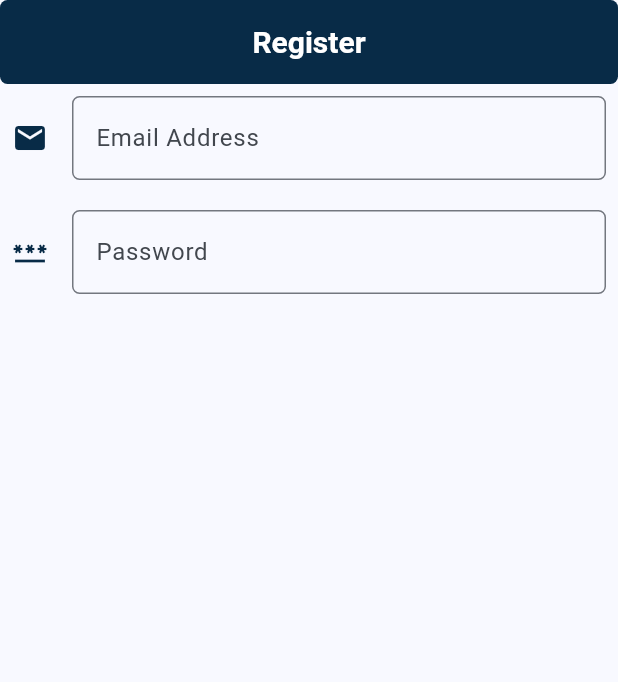
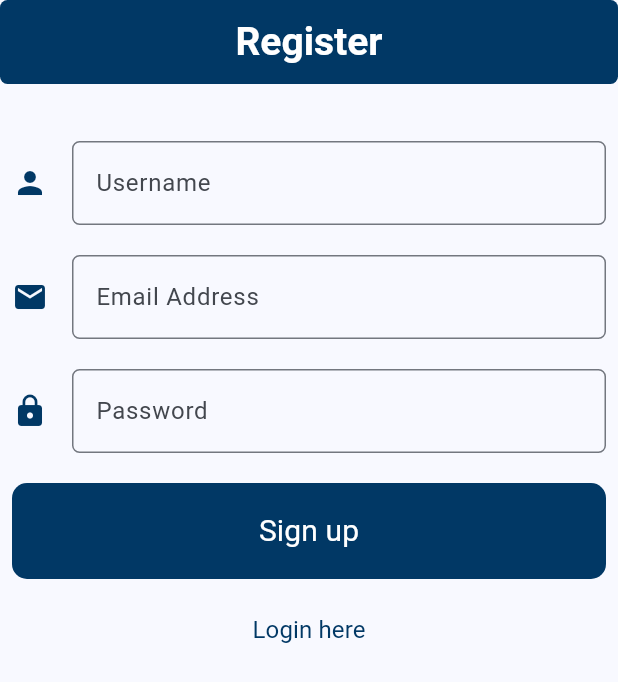
Before and after one commit to Maheen-Ilyas/to-do-app, a Flutter app: the screen it shows after launch, on a phone screen of 412 x 824 dp. Shown: the top 682 px of the screen. Run offline on Flutter 3.47's test engine with Material 2 defaults, Android fonts, the phone set to English and light mode, and no system bars; our stand-ins replace firebase_core, google_fonts; accounts and stored records are empty; Roboto replaces fonts that are missing (TextStyle).

Commit message:
Modified the

```diff
--- a/lib/main.dart
+++ b/lib/main.dart
@@ -2,7 +2,7 @@ import 'package:firebase_core/firebase_core.dart';
 import 'package:flutter/material.dart';
 import 'package:google_fonts/google_fonts.dart';
 import 'package:to_do_app/firebase_options.dart';
-import 'package:to_do_app/screens/sign_up.dart';
+import 'package:to_do_app/screens/authentication.dart';
 
 Future main() async {
   WidgetsFlutterBinding.ensureInitialized();
@@ -21,8 +21,8 @@ class MyApp extends StatelessWidget {
       title: 'To - Do App',
       theme: ThemeData(
         colorScheme: ColorScheme.fromSeed(
-          seedColor: const Color.fromARGB(255, 8, 43, 71),
-          primary: const Color.fromARGB(255, 8, 43, 71),
+          seedColor: const Color.fromARGB(255, 1, 56, 101),
+          primary: const Color.fromARGB(255, 1, 56, 101),
         ),
         useMaterial3: true,
         fontFamily: GoogleFonts.lato().toString(),
--- /dev/null
+++ b/lib/screens/authentication.dart
@@ -0,0 +1,201 @@
+import 'package:flutter/material.dart';
+
+class Signup extends StatefulWidget {
+  const Signup({super.key});
+
+  @override
+  State<Signup> createState() => _SignupState();
+}
+
+class _SignupState extends State<Signup> {
+  bool _isLoggedIn = false;
+  var _email = '';
+  var _password = '';
+  var _username = '';
+  final _formKey = GlobalKey<FormState>();
+
+  authentication() async {
+    final isValid = _formKey.currentState!.validate();
+  }
+
+  @override
+  Widget build(BuildContext context) {
+    return Scaffold(
+      appBar: AppBar(
+        centerTitle: true,
+        backgroundColor: Theme.of(context).colorScheme.primary,
+        shape: RoundedRectangleBorder(
+          borderRadius: BorderRadius.circular(5),
+        ),
+        title: const Text(
+          "Register",
+          style: TextStyle(
+            fontSize: 26,
+            fontWeight: FontWeight.bold,
+            color: Colors.white,
+          ),
+        ),
+      ),
+      body: Container(
+        padding: const EdgeInsets.all(8),
+        height: MediaQuery.of(context).size.height,
+        width: MediaQuery.of(context).size.width,
+        child: Center(
+          child: Form(
+            key: _formKey,
+            child: Column(
+              children: [
+                const SizedBox(height: 30),
+                if (!_isLoggedIn)
+                  TextFormField(
+                    validator: (value) {
+                      if (value == null || value.isEmpty) {
+                        return "Enter a username";
+                      }
+                      if (!value[0].toLowerCase().contains(RegExp(r'[a-z]'))) {
+                        return "The username must begin with a lowercase character";
+                      } else {
+                        return null;
+                      }
+                    },
+                    onSaved: (value) {
+                      _username = value!;
+                    },
+                    key: const ValueKey('username'),
+                    keyboardType: TextInputType.text,
+                    decoration: InputDecoration(
+                      icon: Icon(
+                        Icons.person,
+                        color: Theme.of(context).colorScheme.primary,
+                      ),
+                      labelText: 'Username',
+                      hintText: 'Enter your username',
+                      border: OutlineInputBorder(
+                        borderRadius: BorderRadius.circular(5),
+                      ),
+                    ),
+                  ),
+                const SizedBox(height: 20),
+                TextFormField(
+                  validator: (value) {
+                    if (value == null || value.isEmpty) {
+                      return "Enter an email address";
+                    }
+                    if (!value.contains('@')) {
+                      return "Enter a valid email address";
+                    } else {
+                      return null;
+                    }
+                  },
+                  onSaved: (value) {
+                    _email = value!;
+                  },
+                  key: const ValueKey('email'),
+                  keyboardType: TextInputType.emailAddress,
+                  decoration: InputDecoration(
+                    icon: Icon(
+                      Icons.email,
+                      color: Theme.of(context).colorScheme.primary,
+                    ),
+                    labelText: 'Email Address',
+                    hintText: 'Enter your email',
+                    border: OutlineInputBorder(
+                      borderRadius: BorderRadius.circular(5),
+                    ),
+                  ),
+                ),
+                const SizedBox(height: 20),
+                TextFormField(
+                  validator: (value) {
+                    if (value == null || value.isEmpty) {
+                      return "Enter a password";
+                    }
+                    if (!value.toUpperCase().contains(RegExp(r'[A-Z]'))) {
+                      return "The password must contain an uppercase character";
+                    }
+                    if (value.length < 8) {
+                      return "The length of the password must be more than 8 characters";
+                    } else {
+                      return null;
+                    }
+                  },
+                  onSaved: (value) {
+                    _password = value!;
+                  },
+                  key: const ValueKey('password'),
+                  keyboardType: TextInputType.text,
+                  obscureText: true,
+                  decoration: InputDecoration(
+                    icon: Icon(
+                      Icons.lock,
+                      color: Theme.of(context).colorScheme.primary,
+                    ),
+                    labelText: 'Password',
+                    hintText: 'Enter your password',
+                    border: OutlineInputBorder(
+                      borderRadius: BorderRadius.circular(5),
+                    ),
+                  ),
+                ),
+                const SizedBox(height: 20),
+                Container(
+                  width: MediaQuery.of(context).size.width,
+                  padding: const EdgeInsets.all(8),
+                  decoration: BoxDecoration(
+                    color: Theme.of(context).colorScheme.primary,
+                    borderRadius: BorderRadius.circular(10),
+                  ),
+                  child: TextButton(
+                    onPressed: () {},
+                    child: _isLoggedIn
+                        ? const Text(
+                            "Login",
+                            style: TextStyle(
+                              color: Colors.white,
+                              fontSize: 20,
+                              fontWeight: FontWeight.w400,
+                            ),
+                          )
+                        : const Text(
+                            "Sign up",
+                            style: TextStyle(
+                              color: Colors.white,
+                              fontSize: 20,
+                              fontWeight: FontWeight.w400,
+                            ),
+                          ),
+                  ),
+                ),
+                const SizedBox(height: 10),
+                TextButton(
+                  onPressed: () {
+                    setState(() {
+                      _isLoggedIn = !_isLoggedIn;
+                    });
+                  },
+                  child: _isLoggedIn
+                      ? Text(
+                          "Sign up here!",
+                          style: TextStyle(
+                            color: Theme.of(context).colorScheme.primary,
+                            fontSize: 16,
+                            fontWeight: FontWeight.w400,
+                          ),
+                        )
+                      : Text(
+                          "Login here",
+                          style: TextStyle(
+                            color: Theme.of(context).colorScheme.primary,
+                            fontSize: 16,
+                            fontWeight: FontWeight.w400,
+                          ),
+                        ),
+                ),
+              ],
+            ),
+          ),
+        ),
+      ),
+    );
+  }
+}
--- a/lib/screens/home_page.dart
+++ /dev/null
@@ -1,10 +0,0 @@
-import 'package:flutter/material.dart';
-
-class HomePage extends StatelessWidget {
-  const HomePage({super.key});
-
-  @override
-  Widget build(BuildContext context) {
-    return const Placeholder();
-  }
-}
--- a/lib/screens/sign_up.dart
+++ /dev/null
@@ -1,92 +0,0 @@
-import 'package:flutter/material.dart';
-
-class Signup extends StatefulWidget {
-  const Signup({super.key});
-
-  @override
-  State<Signup> createState() => _SignupState();
-}
-
-class _SignupState extends State<Signup> {
-  late final TextEditingController _email;
-  late final TextEditingController _password;
-
-  @override
-  void initState() {
-    _email = TextEditingController();
-    _password = TextEditingController();
-    super.initState();
-  }
-
-  @override
-  void dispose() {
-    _email.dispose();
-    _password.dispose();
-    super.dispose();
-  }
-
-  @override
-  Widget build(BuildContext context) {
-    return Scaffold(
-      appBar: AppBar(
-        centerTitle: true,
-        backgroundColor: Theme.of(context).colorScheme.primary,
-        shape: RoundedRectangleBorder(
-          borderRadius: BorderRadius.circular(5),
-        ),
-        title: const Text(
-          "Register",
-          style: TextStyle(
-            fontSize: 20,
-            fontWeight: FontWeight.bold,
-            color: Colors.white,
-          ),
-        ),
-      ),
-      body: Container(
-        padding: const EdgeInsets.all(8),
-        height: MediaQuery.of(context).size.height,
-        width: MediaQuery.of(context).size.width,
-        child: Center(
-          child: Column(
-            children: [
-              TextFormField(
-                controller: _email,
-                keyboardType: TextInputType.emailAddress,
-                decoration: InputDecoration(
-                  icon: Icon(
-                    Icons.email,
-                    color: Theme.of(context).colorScheme.primary,
-                  ),
-                  labelText: 'Email Address',
-                  hintText: 'Enter your email',
-                  border: OutlineInputBorder(
-                    borderRadius: BorderRadius.circular(5),
-                  ),
-                ),
-              ),
-              const SizedBox(height: 20),
-              TextFormField(
-                controller: _password,
-                keyboardType: TextInputType.text,
-                obscureText: true,
-                decoration: InputDecoration(
-                  icon: Icon(
-                    Icons.password,
-                    color: Theme.of(context).colorScheme.primary,
-                  ),
-                  labelText: 'Password',
-                  hintText: 'Enter your password',
-                  border: OutlineInputBorder(
-                    borderRadius: BorderRadius.circular(5),
-                  ),
-                ),
-              ),
-              const SizedBox(height: 20),
-            ],
-          ),
-        ),
-      ),
-    );
-  }
-}
```
